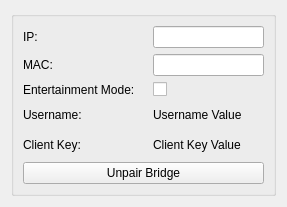
Above: qt/OpenRGBPhilipsHueSettingsPage/OpenRGBPhilipsHueSettingsEntry.ui from CalcProgrammer1/OpenRGB before the change. Below: the same form after it.
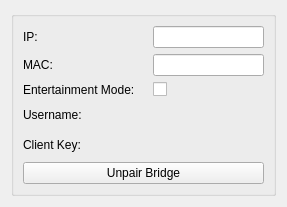
That is the form after the change.

Commit message: Fix Philips Hue First Time Setup Bug

The edit to the form file:
```diff
--- a/qt/OpenRGBPhilipsHueSettingsPage/OpenRGBPhilipsHueSettingsEntry.ui
+++ b/qt/OpenRGBPhilipsHueSettingsPage/OpenRGBPhilipsHueSettingsEntry.ui
@@ -50,7 +50,7 @@
       <item row="4" column="3">
        <widget class="QLabel" name="UsernameValue">
         <property name="text">
-         <string>Username Value</string>
+         <string></string>
         </property>
        </widget>
       </item>
@@ -91,7 +91,7 @@
       <item row="5" column="3">
        <widget class="QLabel" name="ClientKeyValue">
         <property name="text">
-         <string>Client Key Value</string>
+         <string></string>
         </property>
        </widget>
       </item>
```
